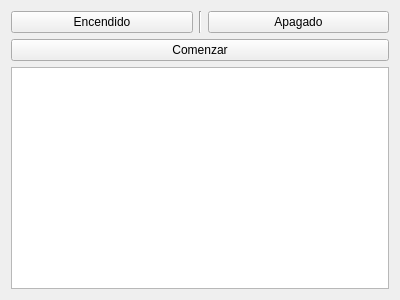
Before: the Qt Designer form src/interfaz.ui in GinoAvanzini/Simulacion-Robot-PRR, drawn with Qt 5.
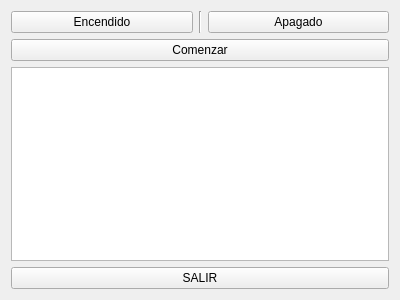
After: the same form once the commit is applied.

```diff
--- a/src/interfaz.ui
+++ b/src/interfaz.ui
@@ -51,6 +51,13 @@
      <item>
       <widget class="QTextEdit" name="textEdit"/>
      </item>
+     <item>
+      <widget class="QPushButton" name="SALIR">
+       <property name="text">
+        <string>SALIR</string>
+       </property>
+      </widget>
+     </item>
     </layout>
    </item>
   </layout>
```
